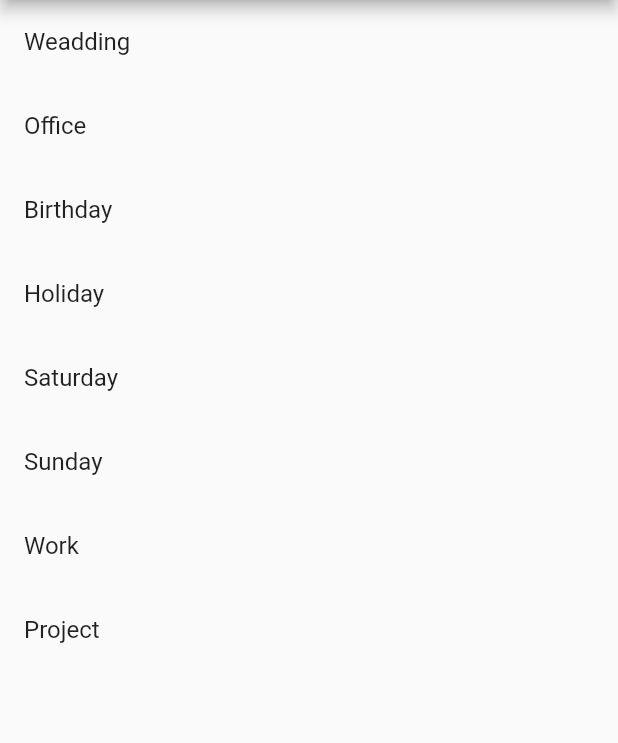
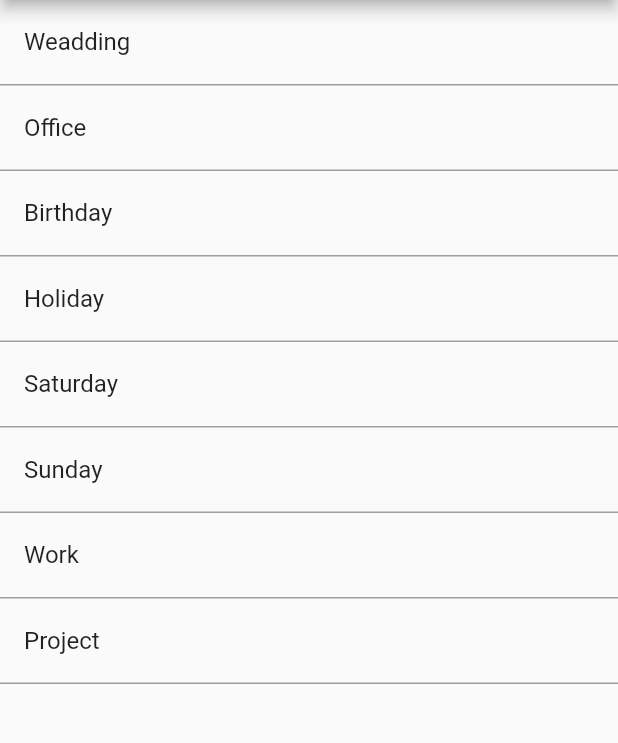
Before and after one commit to ImtiazDipto01/flutter_navigation, a Flutter app: the screen it shows after launch, on a phone screen of 412 x 824 dp, the part 84-827 px from its top. Run offline on Flutter 3.47's test engine with Material 2 defaults, Android fonts, the phone set to English and light mode, and no system bars.

Commit message:
Add- navigation aaded for details notes view

```diff
--- a/lib/main.dart
+++ b/lib/main.dart
@@ -1,4 +1,5 @@
 import 'package:flutter/material.dart';
+import 'package:flutternavigation/DetailNote.dart';
 import 'package:flutternavigation/utils/Notes.dart';
 
 void main() {
@@ -42,8 +43,19 @@ class HomeScreenState extends State<HomeScreen> {
     return ListView.builder(
         itemCount: noteList.length,
         itemBuilder: (context, index) {
-          return ListTile(
-            title: Text(noteList[index].getTitle),
+          return Container(
+            decoration: BoxDecoration(
+              border: Border(
+                bottom: BorderSide(color: Colors.grey, width: 1.0),
+              ),
+            ),
+            child: ListTile(
+              title: Text(noteList[index].getTitle),
+              onTap: () {
+                Navigator.push(context,
+                    MaterialPageRoute(builder: (context) => DetailNote()));
+              },
+            ),
           );
         });
   }
```
Also changed, not shown: lib/DetailNote.dart (added, +21 -0 lines).
